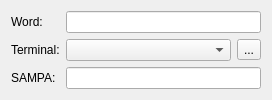
Qt form simon/src/simonmodelmanagementui/editword.ui (KDE/simon) before a commit.
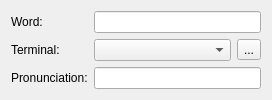
The same form after that commit. Custom widgets are drawn as their Qt base class.

Diff of the .ui file:
```diff
--- a/simon/src/simonmodelmanagementui/editword.ui
+++ b/simon/src/simonmodelmanagementui/editword.ui
@@ -58,7 +58,7 @@
    <item row="2" column="0">
     <widget class="QLabel" name="lbSampa">
      <property name="text">
-      <string>SAMPA:</string>
+      <string>Pronunciation:</string>
      </property>
     </widget>
    </item>
```
